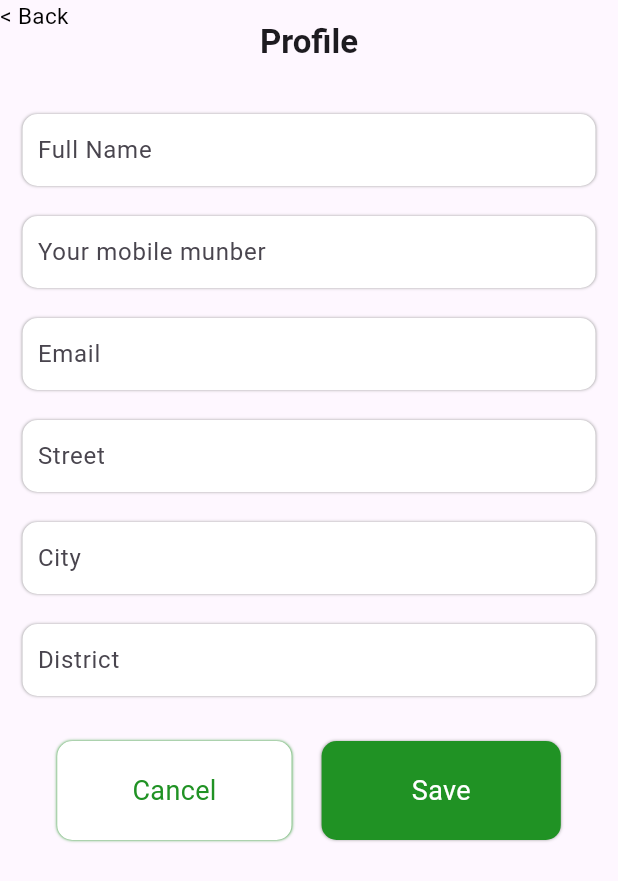
After one commit to LanNguyen03/food_project, a Flutter app: the ProfileScreen screen opened directly, on a phone screen of 412 x 824 dp. The commit adds this screen. Shown: the top 881 px of the screen. Run offline on Flutter 3.47's test engine with Material 2 defaults, Android fonts, the phone set to English and light mode, and no system bars; our stand-ins replace flutter_svg.

Commit message:
feat: clean code

```diff
--- a/lib/main.dart
+++ b/lib/main.dart
@@ -1,13 +1,13 @@
 import 'package:flutter/material.dart';
-import 'package:food_project/login_signup/profile.dart';
+import 'package:food_project/profile/profile_screen.dart';
 import 'package:food_project/veryfi_OTP/sendOTP.dart';
 import 'package:food_project/password/setPassword.dart';
-import 'package:food_project/login_signup/signup.dart';
+import 'package:food_project/sign_up/signup.dart';
 import 'package:food_project/page/welcome.dart';
 
 import 'page/anytime.dart';
 import 'page/bookyourcar.dart';
-import 'login_signup/login.dart';
+import 'login/login.dart';
 import 'veryfi_OTP/otpform.dart';
 
 void main() {
--- /dev/null
+++ b/lib/profile/components/components.dart
@@ -0,0 +1 @@
+export 'save_widget.dart';
--- /dev/null
+++ b/lib/profile/components/save_widget.dart
@@ -0,0 +1,61 @@
+import 'package:flutter/material.dart';
+
+class SaveWidget extends StatelessWidget {
+  const SaveWidget({super.key,this.onSave});
+  final Function()? onSave;
+  @override
+  Widget build(BuildContext context) {
+    return Row(
+      mainAxisAlignment: MainAxisAlignment.center,
+      children: [
+        InkWell(
+          onTap: () => print('Cancel'),
+          child: Container(
+            padding: const EdgeInsets.symmetric(horizontal: 50, vertical: 20),
+            alignment: Alignment.bottomCenter,
+            decoration: BoxDecoration(
+                color: Colors.white,
+                borderRadius: BorderRadius.circular(10),
+                boxShadow: const [
+                  BoxShadow(
+                    color: Color.fromARGB(255, 32, 146, 36),
+                    blurRadius: 1,
+                  )
+                ]),
+            child: const Text(
+              'Cancel',
+              style: TextStyle(
+                color: Color.fromARGB(255, 32, 146, 36),
+                fontSize: 18,
+              ),
+            ),
+          ),
+        ),
+        const SizedBox(width: 20),
+        InkWell(
+          onTap: () => onSave!(),
+          child: Container(
+            padding: const EdgeInsets.symmetric(horizontal: 60, vertical: 20),
+            alignment: Alignment.bottomCenter,
+            decoration: BoxDecoration(
+                color: const Color.fromARGB(255, 32, 146, 36),
+                borderRadius: BorderRadius.circular(10),
+                boxShadow: const [
+                  BoxShadow(
+                    color: Colors.grey,
+                    blurRadius: 1,
+                  )
+                ]),
+            child: const Text(
+              'Save',
+              style: TextStyle(
+                color: Colors.white,
+                fontSize: 18,
+              ),
+            ),
+          ),
+        ),
+      ],
+    );
+  }
+}
--- /dev/null
+++ b/lib/profile/components/text_form_filed_widget.dart
@@ -0,0 +1,32 @@
+import 'package:flutter/material.dart';
+
+class TextFormFiledWidget extends StatelessWidget {
+  const TextFormFiledWidget({super.key, this.hintText});
+  final String? hintText;
+  @override
+  Widget build(BuildContext context) {
+    return Padding(
+      padding: const EdgeInsets.symmetric(horizontal: 15.0),
+      child: Container(
+        decoration: BoxDecoration(
+            color: Colors.white,
+            borderRadius: BorderRadius.circular(10),
+            boxShadow: const [
+              BoxShadow(
+                color: Colors.grey,
+                blurRadius: 1,
+              )
+            ]),
+        child: Padding(
+          padding: const EdgeInsets.symmetric(horizontal: 10.0),
+          child: TextField(
+            decoration: InputDecoration(
+              border: InputBorder.none,
+              hintText: hintText ?? '',
+            ),
+          ),
+        ),
+      ),
+    );
+  }
+}
--- /dev/null
+++ b/lib/profile/profile_screen.dart
@@ -0,0 +1,181 @@
+import 'package:flutter/material.dart';
+import 'package:food_project/profile/components/components.dart';
+import 'package:food_project/profile/components/text_form_filed_widget.dart';
+
+class ProfileScreen extends StatefulWidget {
+  const ProfileScreen({super.key});
+
+  @override
+  State<ProfileScreen> createState() => _ProfileScreenState();
+}
+
+class _ProfileScreenState extends State<ProfileScreen> {
+  @override
+  Widget build(BuildContext context) {
+    Widget buildFullName() {
+      return Padding(
+        padding: const EdgeInsets.symmetric(horizontal: 15.0, vertical: 20),
+        child: Container(
+          decoration: BoxDecoration(
+              color: Colors.white,
+              borderRadius: BorderRadius.circular(10),
+              boxShadow: const [
+                BoxShadow(
+                  color: Colors.grey,
+                  blurRadius: 1,
+                )
+              ]),
+          child: const Padding(
+            padding: EdgeInsets.symmetric(horizontal: 10.0),
+            child: TextField(
+              decoration: InputDecoration(
+                border: InputBorder.none,
+                hintText: 'Full Name',
+              ),
+            ),
+          ),
+        ),
+      );
+    }
+
+    Widget buildNumber() {
+      return Padding(
+        padding: const EdgeInsets.symmetric(horizontal: 15.0),
+        child: Container(
+          decoration: BoxDecoration(
+              color: Colors.white,
+              borderRadius: BorderRadius.circular(10),
+              boxShadow: const [
+                BoxShadow(
+                  color: Colors.grey,
+                  blurRadius: 1,
+                )
+              ]),
+          child: const Padding(
+            padding: EdgeInsets.symmetric(horizontal: 10.0),
+            child: TextField(
+              decoration: InputDecoration(
+                border: InputBorder.none,
+                hintText: 'Your mobile munber',
+              ),
+            ),
+          ),
+        ),
+      );
+    }
+
+    Widget buildEmail() {
+      return Padding(
+        padding: const EdgeInsets.symmetric(horizontal: 15.0),
+        child: Container(
+          decoration: BoxDecoration(
+              color: Colors.white,
+              borderRadius: BorderRadius.circular(10),
+              boxShadow: const [
+                BoxShadow(
+                  color: Colors.grey,
+                  blurRadius: 1,
+                )
+              ]),
+          child: const Padding(
+            padding: EdgeInsets.symmetric(horizontal: 10.0),
+            child: TextField(
+              decoration: InputDecoration(
+                border: InputBorder.none,
+                hintText: 'Email',
+              ),
+            ),
+          ),
+        ),
+      );
+    }
+
+    Widget buildStreet() {
+      return const TextFormFiledWidget(hintText: 'Street');
+    }
+
+    Widget buildCity() {
+      return const TextFormFiledWidget(hintText: 'City');
+    }
+
+    Widget buildDistrict() {
+      return Padding(
+        padding: const EdgeInsets.symmetric(horizontal: 15.0),
+        child: Container(
+          decoration: BoxDecoration(
+              color: Colors.white,
+              borderRadius: BorderRadius.circular(10),
+              boxShadow: const [
+                BoxShadow(
+                  color: Colors.grey,
+                  blurRadius: 1,
+                )
+              ]),
+          child: const Padding(
+            padding: EdgeInsets.symmetric(horizontal: 10.0),
+            child: TextField(
+              decoration: InputDecoration(
+                border: InputBorder.none,
+                hintText: 'District',
+              ),
+            ),
+          ),
+        ),
+      );
+    }
+
+    Widget buildSave() {
+      return SaveWidget(
+        onSave: () {
+          print('save');
+        },
+      );
+    }
+
+    return Scaffold(
+      appBar: AppBar(
+          leading: InkWell(
+            onTap: () => print('back'),
+            child: const Text(
+              '< Back',
+              style: TextStyle(color: Colors.black, fontSize: 15),
+            ),
+          ),
+          centerTitle: true,
+          title: const Text(
+            'Profile',
+            style: TextStyle(
+              fontWeight: FontWeight.bold,
+            ),
+          )),
+      body: SafeArea(
+        child: Column(
+          children: [
+            buildFullName(),
+            buildNumber(),
+            const SizedBox(
+              height: 20,
+            ),
+            buildEmail(),
+            const SizedBox(
+              height: 20,
+            ),
+            buildStreet(),
+            const SizedBox(
+              height: 20,
+            ),
+            buildCity(),
+            const SizedBox(
+              height: 20,
+            ),
+            buildDistrict(),
+            const SizedBox(
+              height: 30,
+            ),
+            buildSave(),
+          ],
+        ),
+      ),
+    );
+  }
+}
```
Also changed, not shown: lib/login_signup/profile.dart (deleted, +0 -271 lines), lib/login/login.dart (renamed from lib/login_signup/login.dart), lib/sign_up/signup.dart (renamed from lib/login_signup/signup.dart).
